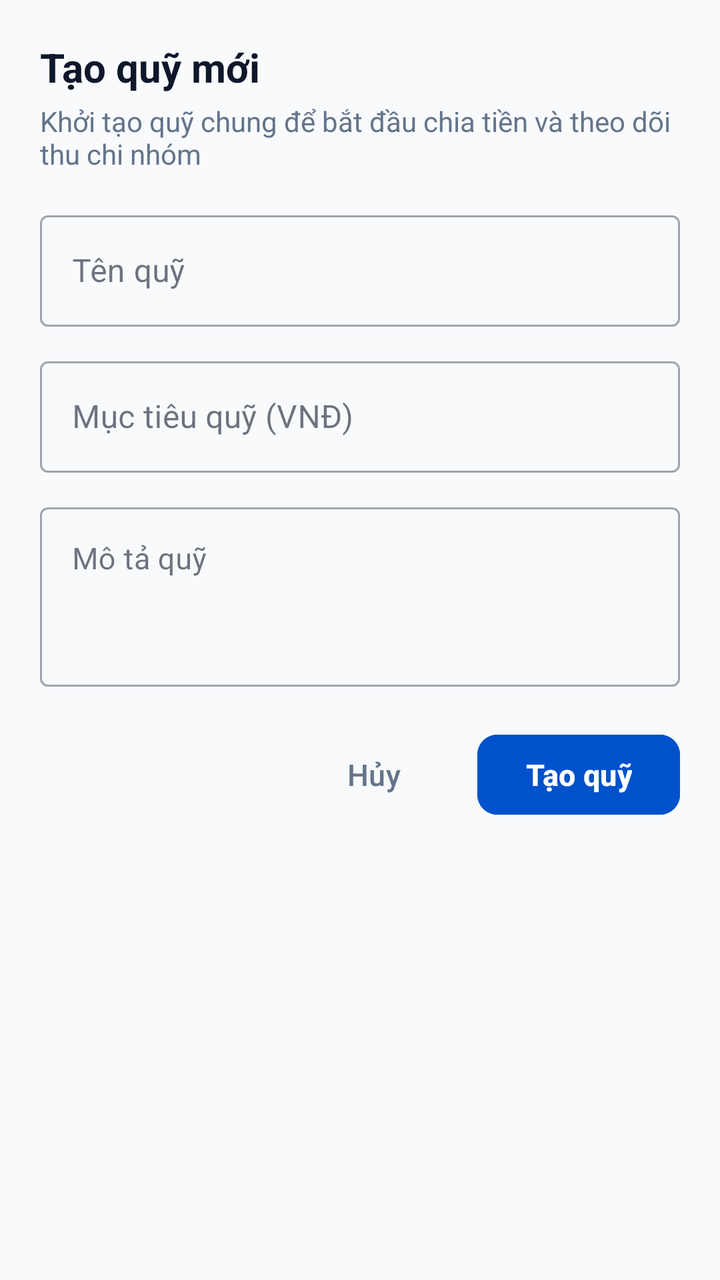
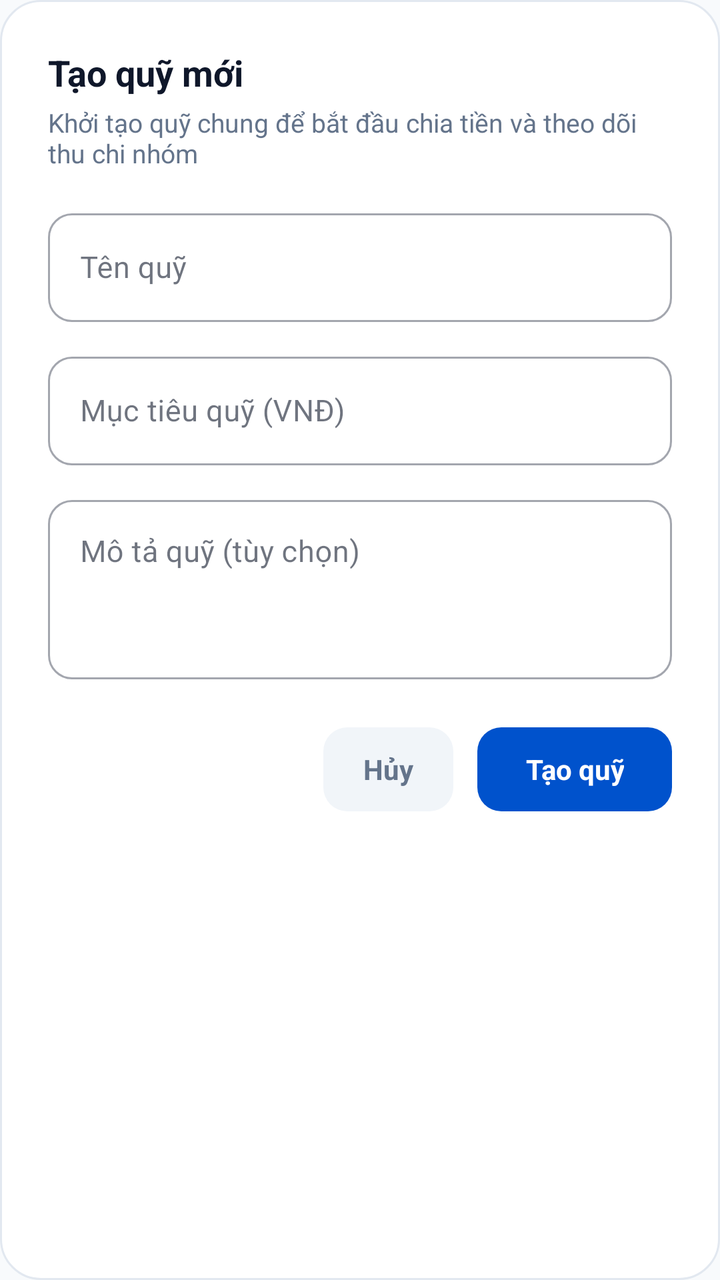

Before-and-after screenshots of an Android layout around one commit, followed by the original layout XML and the change that was made.
<!-- AndroidManifest.xml: application theme Theme.SharedFund -->
<!-- res/layout/dialog_create_room.xml -->
<?xml version="1.0" encoding="utf-8"?>
<LinearLayout xmlns:android="http://schemas.android.com/apk/res/android"
    xmlns:app="http://schemas.android.com/apk/res-auto"
    android:layout_width="match_parent"
    android:layout_height="wrap_content"
    android:orientation="vertical"
    android:padding="20dp">

    <TextView
        android:layout_width="match_parent"
        android:layout_height="wrap_content"
        android:text="Tạo quỹ mới"
        android:textColor="@color/text_primary"
        android:textSize="20sp"
        android:textStyle="bold" />

    <TextView
        android:layout_width="match_parent"
        android:layout_height="wrap_content"
        android:layout_marginTop="4dp"
        android:text="Khởi tạo quỹ chung để bắt đầu chia tiền và theo dõi thu chi nhóm"
        android:textColor="@color/text_secondary"
        android:textSize="14sp" />

    <com.google.android.material.textfield.TextInputLayout
        android:id="@+id/tilDialogRoomName"
        style="@style/Widget.MaterialComponents.TextInputLayout.OutlinedBox"
        android:layout_width="match_parent"
        android:layout_height="wrap_content"
        android:layout_marginTop="16dp"
        android:hint="Tên quỹ">

        <com.google.android.material.textfield.TextInputEditText
            android:id="@+id/etDialogRoomName"
            android:layout_width="match_parent"
            android:layout_height="wrap_content"
            android:inputType="textCapWords"
            android:minHeight="48dp"
            android:textColor="@color/text_primary"
            android:textSize="16sp" />
    </com.google.android.material.textfield.TextInputLayout>

    <com.google.android.material.textfield.TextInputLayout
        android:id="@+id/tilDialogRoomTarget"
        style="@style/Widget.MaterialComponents.TextInputLayout.OutlinedBox"
        android:layout_width="match_parent"
        android:layout_height="wrap_content"
        android:layout_marginTop="12dp"
        android:hint="Mục tiêu quỹ (VNĐ)">

        <com.google.android.material.textfield.TextInputEditText
            android:id="@+id/etDialogRoomTarget"
            android:layout_width="match_parent"
            android:layout_height="wrap_content"
            android:inputType="number"
            android:minHeight="48dp"
            android:textColor="@color/text_primary"
            android:textSize="16sp" />
    </com.google.android.material.textfield.TextInputLayout>

    <com.google.android.material.textfield.TextInputLayout
        android:id="@+id/tilDialogRoomDesc"
        style="@style/Widget.MaterialComponents.TextInputLayout.OutlinedBox"
        android:layout_width="match_parent"
        android:layout_height="wrap_content"
        android:layout_marginTop="12dp"
        android:hint="Mô tả quỹ">

        <com.google.android.material.textfield.TextInputEditText
            android:id="@+id/etDialogRoomDesc"
            android:layout_width="match_parent"
            android:layout_height="wrap_content"
            android:gravity="top|start"
            android:inputType="textMultiLine"
            android:lines="3"
            android:minHeight="72dp"
            android:textColor="@color/text_primary"
            android:textSize="15sp" />
    </com.google.android.material.textfield.TextInputLayout>

    <LinearLayout
        android:layout_width="match_parent"
        android:layout_height="wrap_content"
        android:layout_marginTop="20dp"
        android:gravity="end"
        android:orientation="horizontal">

        <com.google.android.material.button.MaterialButton
            android:id="@+id/btnCancelCreateRoom"
            style="@style/Widget.Material3.Button.TextButton"
            android:layout_width="wrap_content"
            android:layout_height="48dp"
            android:layout_marginEnd="8dp"
            android:text="Hủy"
            android:textColor="@color/text_secondary"
            android:textSize="15sp" />

        <com.google.android.material.button.MaterialButton
            android:id="@+id/btnConfirmCreateRoom"
            android:layout_width="wrap_content"
            android:layout_height="48dp"
            android:backgroundTint="@color/primary"
            android:text="Tạo quỹ"
            android:textColor="@color/white"
            android:textSize="15sp"
            android:textStyle="bold"
            app:cornerRadius="10dp" />
    </LinearLayout>

</LinearLayout>
<!-- resources referenced by this layout -->
<resources>
  <color name="primary">#0052CC</color>
  <color name="text_primary">#0F172A</color>
  <color name="text_secondary">#64748B</color>
  <color name="white">#FFFFFFFF</color>
  <style name="Theme.SharedFund" parent="Base.Theme.SharedFund" />
  <style name="Base.Theme.SharedFund" parent="Theme.Material3.Light.NoActionBar">
          <item name="colorPrimary">@color/primary</item>
          <item name="colorPrimaryDark">@color/primary_dark</item>
          <item name="colorSecondary">@color/accent_income</item>
          <item name="android:statusBarColor">@color/surface</item>
          <item name="android:windowLightStatusBar">true</item>
          <item name="android:windowBackground">@color/background</item>
          <item name="colorSurface">@color/surface</item>
          <item name="colorOnSurface">@color/text_primary</item>
          <item name="android:textColorPrimary">@color/text_primary</item>
          <item name="android:textColorSecondary">@color/text_secondary</item>
          <item name="android:textColorHint">@color/text_secondary</item>
          <item name="editTextColor">@color/text_primary</item>
      </style>
  <color name="primary_dark">#003D99</color>
  <color name="accent_income">#10B981</color>
  <color name="surface">#FFFFFF</color>
  <color name="background">#F8FAFC</color>
</resources>

<!-- the commit's change to res/layout/dialog_create_room.xml (unified diff, before → after) -->
@@ -3,15 +3,16 @@
     xmlns:app="http://schemas.android.com/apk/res-auto"
     android:layout_width="match_parent"
     android:layout_height="wrap_content"
+    android:background="@drawable/bg_dialog_card"
     android:orientation="vertical"
-    android:padding="20dp">
+    android:padding="24dp">
 
     <TextView
         android:layout_width="match_parent"
         android:layout_height="wrap_content"
         android:text="Tạo quỹ mới"
         android:textColor="@color/text_primary"
-        android:textSize="20sp"
+        android:textSize="18sp"
         android:textStyle="bold" />
 
     <TextView
@@ -20,7 +21,7 @@
         android:layout_marginTop="4dp"
         android:text="Khởi tạo quỹ chung để bắt đầu chia tiền và theo dõi thu chi nhóm"
         android:textColor="@color/text_secondary"
-        android:textSize="14sp" />
+        android:textSize="13sp" />
 
     <com.google.android.material.textfield.TextInputLayout
         android:id="@+id/tilDialogRoomName"
@@ -28,7 +29,11 @@
         android:layout_width="match_parent"
         android:layout_height="wrap_content"
         android:layout_marginTop="16dp"
-        android:hint="Tên quỹ">
+        android:hint="Tên quỹ"
+        app:boxCornerRadiusBottomEnd="12dp"
+        app:boxCornerRadiusBottomStart="12dp"
+        app:boxCornerRadiusTopEnd="12dp"
+        app:boxCornerRadiusTopStart="12dp">
 
         <com.google.android.material.textfield.TextInputEditText
             android:id="@+id/etDialogRoomName"
@@ -37,7 +42,7 @@
             android:inputType="textCapWords"
             android:minHeight="48dp"
             android:textColor="@color/text_primary"
-            android:textSize="16sp" />
+            android:textSize="15sp" />
     </com.google.android.material.textfield.TextInputLayout>
 
     <com.google.android.material.textfield.TextInputLayout
@@ -46,7 +51,11 @@
         android:layout_width="match_parent"
         android:layout_height="wrap_content"
         android:layout_marginTop="12dp"
-        android:hint="Mục tiêu quỹ (VNĐ)">
+        android:hint="Mục tiêu quỹ (VNĐ)"
+        app:boxCornerRadiusBottomEnd="12dp"
+        app:boxCornerRadiusBottomStart="12dp"
+        app:boxCornerRadiusTopEnd="12dp"
+        app:boxCornerRadiusTopStart="12dp">
 
         <com.google.android.material.textfield.TextInputEditText
             android:id="@+id/etDialogRoomTarget"
@@ -55,7 +64,7 @@
             android:inputType="number"
             android:minHeight="48dp"
             android:textColor="@color/text_primary"
-            android:textSize="16sp" />
+            android:textSize="15sp" />
     </com.google.android.material.textfield.TextInputLayout>
 
     <com.google.android.material.textfield.TextInputLayout
@@ -64,7 +73,11 @@
         android:layout_width="match_parent"
         android:layout_height="wrap_content"
         android:layout_marginTop="12dp"
-        android:hint="Mô tả quỹ">
+        android:hint="Mô tả quỹ (tùy chọn)"
+        app:boxCornerRadiusBottomEnd="12dp"
+        app:boxCornerRadiusBottomStart="12dp"
+        app:boxCornerRadiusTopEnd="12dp"
+        app:boxCornerRadiusTopStart="12dp">
 
         <com.google.android.material.textfield.TextInputEditText
             android:id="@+id/etDialogRoomDesc"
@@ -81,30 +94,42 @@
     <LinearLayout
         android:layout_width="match_parent"
         android:layout_height="wrap_content"
-        android:layout_marginTop="20dp"
+        android:layout_marginTop="24dp"
         android:gravity="end"
         android:orientation="horizontal">
 
-        <com.google.android.material.button.MaterialButton
+        <TextView
             android:id="@+id/btnCancelCreateRoom"
-            style="@style/Widget.Material3.Button.TextButton"
             android:layout_width="wrap_content"
-            android:layout_height="48dp"
-            android:layout_marginEnd="8dp"
+            android:layout_height="42dp"
+            android:layout_marginEnd="12dp"
+            android:background="@drawable/bg_button_neutral"
+            android:clickable="true"
+            android:focusable="true"
+            android:foreground="?attr/selectableItemBackground"
+            android:gravity="center"
+            android:paddingStart="20dp"
+            android:paddingEnd="20dp"
             android:text="Hủy"
             android:textColor="@color/text_secondary"
-            android:textSize="15sp" />
+            android:textSize="14sp"
+            android:textStyle="bold" />
 
-        <com.google.android.material.button.MaterialButton
+        <TextView
             android:id="@+id/btnConfirmCreateRoom"
             android:layout_width="wrap_content"
-            android:layout_height="48dp"
-            android:backgroundTint="@color/primary"
+            android:layout_height="42dp"
+            android:background="@drawable/bg_button_primary"
+            android:clickable="true"
+            android:focusable="true"
+            android:foreground="?attr/selectableItemBackground"
+            android:gravity="center"
+            android:paddingStart="24dp"
+            android:paddingEnd="24dp"
             android:text="Tạo quỹ"
-            android:textColor="@color/white"
-            android:textSize="15sp"
-            android:textStyle="bold"
-            app:cornerRadius="10dp" />
+            android:textColor="@color/surface"
+            android:textSize="14sp"
+            android:textStyle="bold" />
     </LinearLayout>
 
 </LinearLayout>
<!-- resource entries referenced after the edit -->
@@ -1,10 +1,35 @@
 <!-- resources referenced by this layout -->
 <resources>
   <color name="primary">#0052CC</color>
+  <color name="border">#E2E8F0</color>
   <color name="text_primary">#0F172A</color>
   <color name="text_secondary">#64748B</color>
-  <color name="white">#FFFFFFFF</color>
+  <!-- drawable bg_button_neutral (drawable) -->
+  <?xml version="1.0" encoding="utf-8"?>
+  <shape xmlns:android="http://schemas.android.com/apk/res/android"
+      android:shape="rectangle">
+      <solid android:color="@color/surface_variant" />
+      <corners android:radius="12dp" />
+  </shape>
+  <!-- drawable bg_button_primary (drawable) -->
+  <?xml version="1.0" encoding="utf-8"?>
+  <shape xmlns:android="http://schemas.android.com/apk/res/android"
+      android:shape="rectangle">
+      <solid android:color="@color/primary" />
+      <corners android:radius="12dp" />
+  </shape>
+  <!-- drawable bg_dialog_card (drawable) -->
+  <?xml version="1.0" encoding="utf-8"?>
+  <shape xmlns:android="http://schemas.android.com/apk/res/android"
+      android:shape="rectangle">
+      <solid android:color="@color/surface" />
+      <corners android:radius="20dp" />
+      <stroke
+          android:width="1dp"
+          android:color="@color/border" />
+  </shape>
   <style name="Theme.SharedFund" parent="Base.Theme.SharedFund" />
+  <color name="surface_variant">#F1F5F9</color>
   <style name="Base.Theme.SharedFund" parent="Theme.Material3.Light.NoActionBar">
           <item name="colorPrimary">@color/primary</item>
           <item name="colorPrimaryDark">@color/primary_dark</item>
